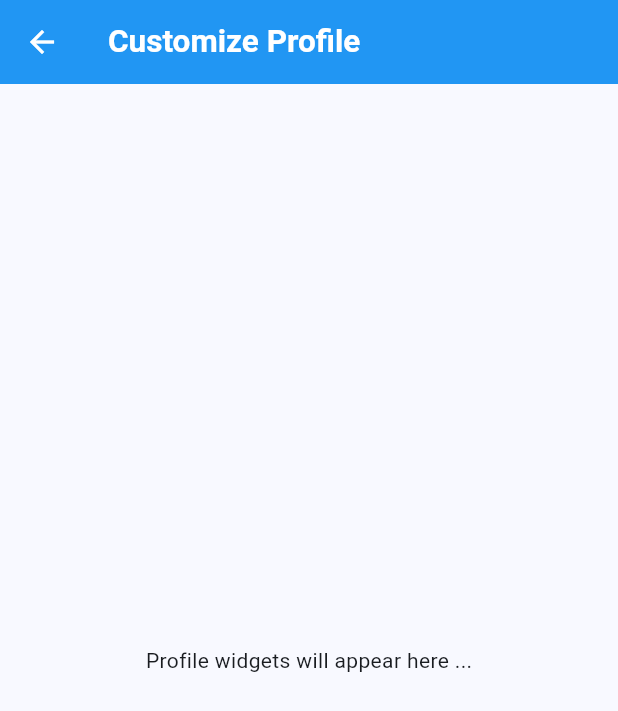
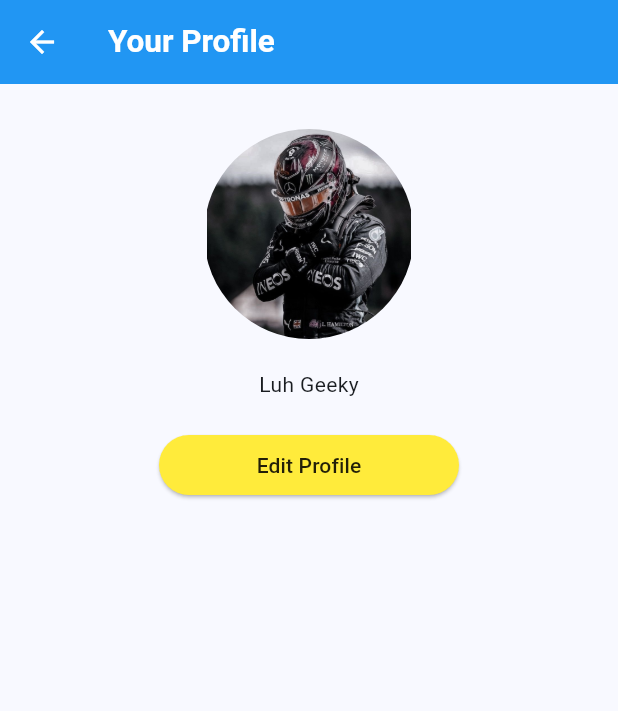
Before and after one commit to notrayo/Tubonge-App, a Flutter app: the ProfileScreen screen opened directly, on a phone screen of 412 x 824 dp. Shown: the top 711 px of the screen. Run offline on Flutter 3.47's test engine with Material 2 defaults, Android fonts, the phone set to English and light mode, and no system bars; our stand-ins replace firebase_auth, firebase_core, image_picker; accounts and stored records are empty.

Commit message:
started on profile customization

```diff
--- a/lib/Screens/user_profile_screen.dart
+++ b/lib/Screens/user_profile_screen.dart
@@ -1,6 +1,8 @@
 import 'package:flutter/material.dart';
 import 'package:image_picker/image_picker.dart';
 import 'dart:io';
+
+import 'package:tubonge_app/Screens/edit_profile.dart';
 
 class ProfileScreen extends StatefulWidget {
   const ProfileScreen({super.key});
@@ -13,12 +15,50 @@ class _ProfileScreenState extends State<ProfileScreen> {
   @override
   Widget build(BuildContext context) {
     return Scaffold(
-      appBar: AppBar(
-        title: const Text('Customize Profile'),
-      ),
-      body: const Center(
-        child: Text('Profile widgets will appear here ...'),
-      ),
-    );
+        appBar: AppBar(
+          title: const Text('Your Profile'),
+        ),
+        body: SingleChildScrollView(
+          child: Container(
+            padding: const EdgeInsets.all(30),
+            child: Center(
+              child: Column(
+                children: [
+                  SizedBox(
+                      width: 140,
+                      height: 140,
+                      child: ClipRRect(
+                          borderRadius: BorderRadius.circular(90),
+                          child: Image.asset('assets/IMG_2007.JPG'))),
+                  const SizedBox(
+                    height: 20,
+                  ),
+                  const Text('Luh Geeky'),
+                  const SizedBox(
+                    height: 20,
+                  ),
+                  SizedBox(
+                    width: 200,
+                    child: ElevatedButton(
+                      onPressed: () {
+                        Navigator.push(
+                            context,
+                            MaterialPageRoute(
+                                builder: ((context) =>
+                                    const EditProfileScreen())));
+                      },
+                      style: ButtonStyle(
+                          backgroundColor:
+                              MaterialStateProperty.all(Colors.yellow),
+                          foregroundColor:
+                              MaterialStateProperty.all(Colors.black87)),
+                      child: const Text('Edit Profile'),
+                    ),
+                  )
+                ],
+              ),
+            ),
+          ),
+        ));
   }
 }
--- a/pubspec.yaml
+++ b/pubspec.yaml
@@ -68,6 +68,8 @@ flutter:
   assets:
     - assets/chat_logo1.png
     - assets/chat.png
+    - assets/garna.jpeg
+    - assets/IMG_2007.JPG
 
   # An image asset can refer to one or more resolution-specific "variants", see
   # https://flutter.dev/assets-and-images/#resolution-aware
```
Also changed, not shown: lib/Screens/edit_profile.dart (added, +24 -0 lines), assets/IMG_2007.JPG (added), assets/garna.jpeg (added).
